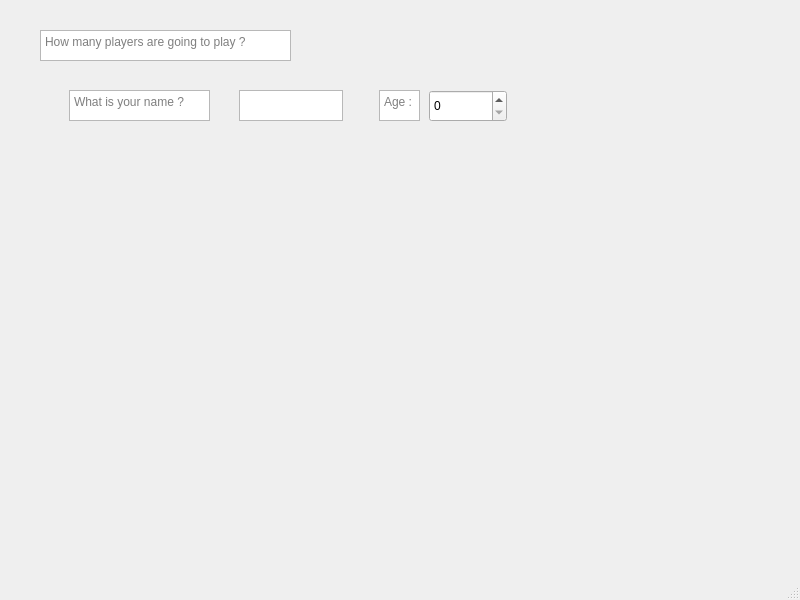
Old version of the form StartWindow.ui in the repository vanderpluijmg/bonne_nuit.
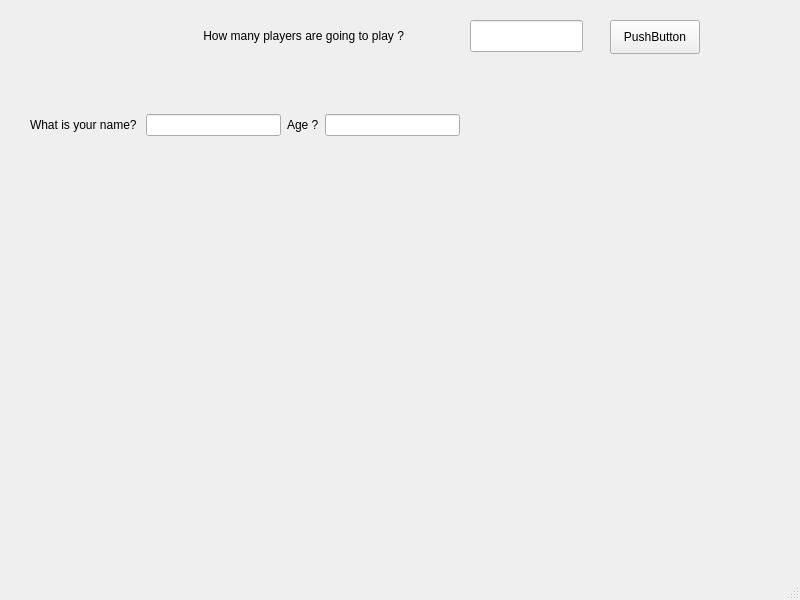
New version of the form.

Diff of the .ui file:
```diff
--- a/StartWindow.ui
+++ b/StartWindow.ui
@@ -14,74 +14,73 @@
    <string>MainWindow</string>
   </property>
   <widget class="QWidget" name="centralwidget">
-   <widget class="QPlainTextEdit" name="playersNumberQuestion">
+   <widget class="QLabel" name="label_start_question">
     <property name="geometry">
      <rect>
-      <x>40</x>
-      <y>30</y>
-      <width>251</width>
-      <height>31</height>
+      <x>200</x>
+      <y>0</y>
+      <width>271</width>
+      <height>71</height>
      </rect>
     </property>
-    <property name="placeholderText">
-     <string>How many players are going to play ?</string>
+    <property name="text">
+     <string> How many players are going to play ?</string>
     </property>
    </widget>
    <widget class="QWidget" name="widget" native="true">
     <property name="geometry">
      <rect>
-      <x>49</x>
-      <y>90</y>
-      <width>711</width>
-      <height>61</height>
+      <x>30</x>
+      <y>100</y>
+      <width>430</width>
+      <height>50</height>
      </rect>
     </property>
-    <widget class="QTextEdit" name="questionName">
-     <property name="geometry">
-      <rect>
-       <x>20</x>
-       <y>0</y>
-       <width>141</width>
-       <height>31</height>
-      </rect>
-     </property>
-     <property name="placeholderText">
-      <string>What is your name ?</string>
-     </property>
-    </widget>
-    <widget class="QTextEdit" name="questionAge">
-     <property name="geometry">
-      <rect>
-       <x>330</x>
-       <y>0</y>
-       <width>41</width>
-       <height>31</height>
-      </rect>
-     </property>
-     <property name="placeholderText">
-      <string>Age :</string>
-     </property>
-    </widget>
-    <widget class="QSpinBox" name="ageOfPlayer">
+    <layout class="QHBoxLayout" name="horizontalLayout">
+     <item>
+      <widget class="QLabel" name="label_name">
+       <property name="text">
+        <string>What is your name? </string>
+       </property>
+      </widget>
+     </item>
+     <item>
+      <widget class="QLineEdit" name="lineEdit_name"/>
+     </item>
+     <item>
+      <widget class="QLabel" name="label_age">
+       <property name="text">
+        <string>Age ?</string>
+       </property>
+      </widget>
+     </item>
+     <item>
+      <widget class="QLineEdit" name="lineEdit_age"/>
+     </item>
+    </layout>
+   </widget>
+   <widget class="QLineEdit" name="lineEdit_numberOfPlayer">
      <property name="geometry">
       <rect>
-       <x>380</x>
-       <y>0</y>
-       <width>78</width>
+      <x>470</x>
+      <y>20</y>
+      <width>113</width>
        <height>32</height>
       </rect>
      </property>
     </widget>
-    <widget class="QPlainTextEdit" name="nameOfPlayer">
+   <widget class="QPushButton" name="pushButton">
      <property name="geometry">
       <rect>
-       <x>190</x>
-       <y>0</y>
-       <width>104</width>
-       <height>31</height>
-      </rect>
-     </property>
-    </widget>
+      <x>610</x>
+      <y>20</y>
+      <width>90</width>
+      <height>34</height>
+     </rect>
+    </property>
+    <property name="text">
+     <string>PushButton</string>
+    </property>
    </widget>
   </widget>
   <widget class="QMenuBar" name="menubar">
```
Left out of the diff: 2 changed lines with no effect on the pictures. Lines whose indentation alone changed are shown as unchanged.
